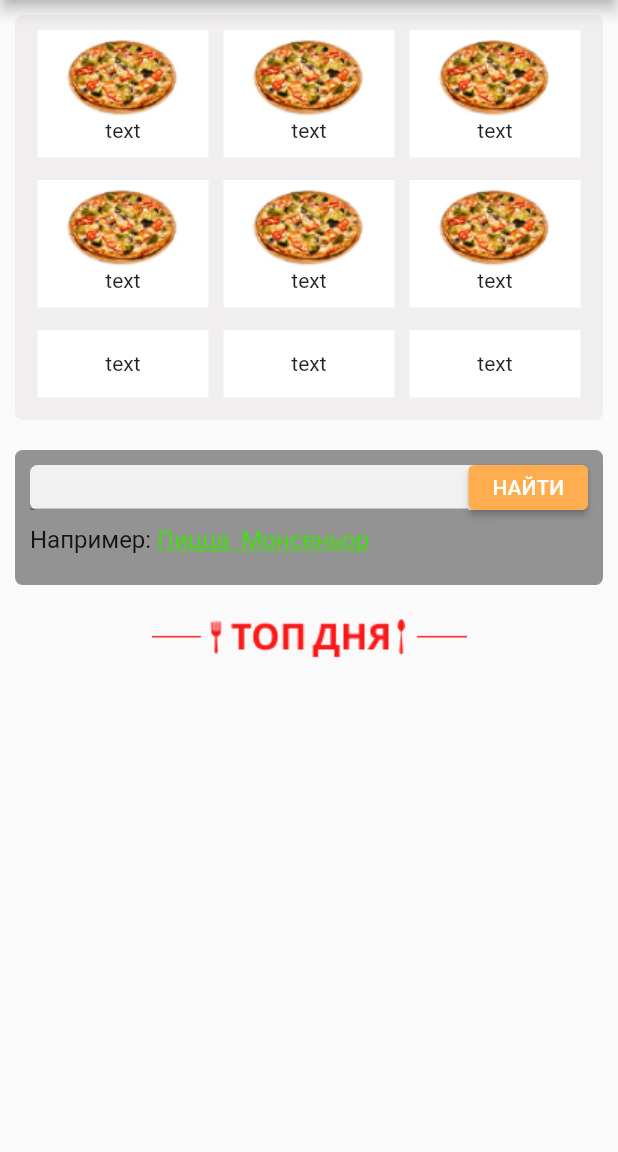
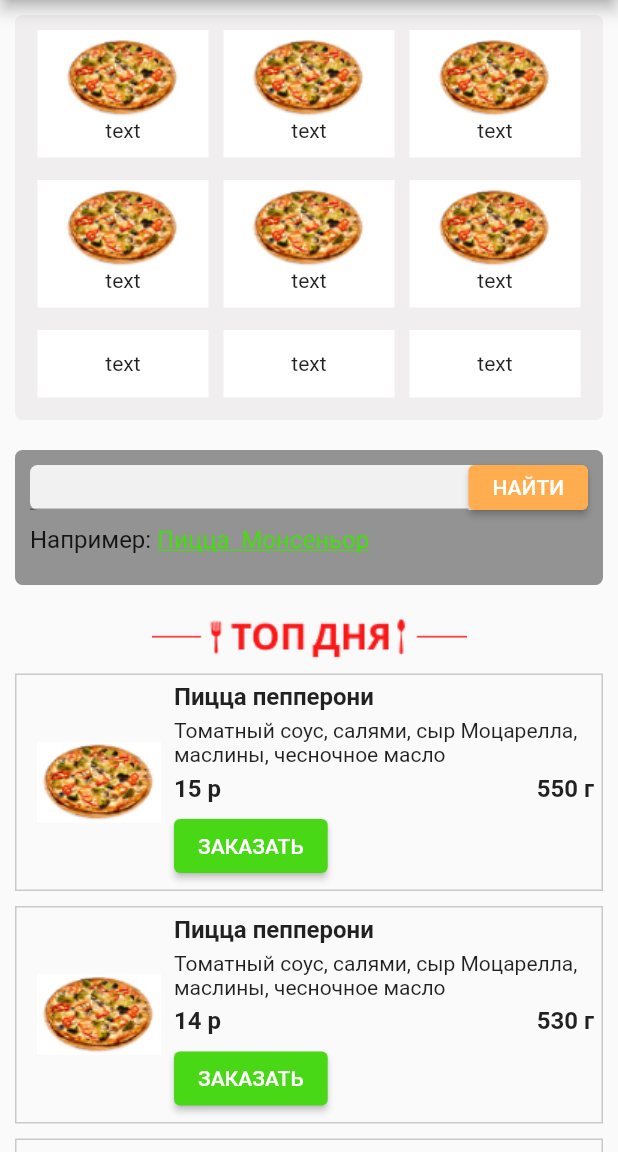
Before and after one commit to DroidWorker/RestaurantBase, a Flutter app: the screen it shows after launch, on a phone screen of 412 x 824 dp, the part 84-1236 px from its top. Run offline on Flutter 3.47's test engine with Material 2 defaults, Android fonts, the phone set to English and light mode, and no system bars.

Commit message:
revieweScreen

```diff
--- a/lib/presentation/home.dart
+++ b/lib/presentation/home.dart
@@ -1,6 +1,8 @@
 import 'package:flutter/material.dart';
 import 'package:restaurant/presentation/menuTop.dart';
+import 'package:restaurant/presentation/reviewScreen.dart';
 import 'package:restaurant/presentation/searchBox.dart';
+import 'package:restaurant/presentation/topItem.dart';
 
 class Home extends StatefulWidget {
   @override
@@ -8,6 +10,15 @@ class Home extends StatefulWidget {
 }
 
 class _HomeState extends State<Home> {
+  int screen = 0;
+  //0-main screen
+  //1-review screen
+  //2-about screen
+  //3-menu screen
+  //4-details screen
+  //5-order screen
+  //6-authorisation/registration screen
+
   @override
   Widget build(BuildContext context) {
     return Scaffold(
@@ -16,7 +27,12 @@ class _HomeState extends State<Home> {
         automaticallyImplyLeading: false,
 
         title: Row(children: [
-          Image.asset("assets/images/logo.png"),
+          GestureDetector(
+              child: Image.asset("assets/images/logo.png"),
+            onTap: (){setState(() {
+              screen=0;
+            });},
+          ),
           const SizedBox(width: 25),
           Column(
               children:const [
@@ -46,22 +62,47 @@ class _HomeState extends State<Home> {
         ],
         backgroundColor: Colors.black,
       ),
-      body: Container(
-        padding: const EdgeInsets.all(10),
+      body:
+          screen == 0? Container(
+            padding: const EdgeInsets.fromLTRB(10, 10, 10, 0),
+            child: SingleChildScrollView(
               child: Column(
                 children: [
                   menuTopWidget(),
                   const SizedBox(height: 20),
                   searchBoxWidget(),
                   const SizedBox(height: 20),
-            Image.asset("assets/images/topofday.png")
-
+                  Image.asset("assets/images/topofday.png"),
+                  const SizedBox(height: 10),
+                  const topItemWidget(topName: "Пицца пепперони", compound: "Томатный соус, салями, сыр Моцарелла, маслины, чесночное масло", price: "15 p", weight: "550 г", imgPath: "assets/images/image.png",),
+                  const SizedBox(height: 10),
+                  const topItemWidget(topName: "Пицца пепперони", compound: "Томатный соус, салями, сыр Моцарелла, маслины, чесночное масло", price: "14 p", weight: "530 г", imgPath: "assets/images/image.png",),
+                  const SizedBox(height: 10),
+                  const topItemWidget(topName: "Пицца пепперони", compound: "Томатный соус, салями, сыр Моцарелла, маслины, чесночное масло", price: "20 p", weight: "560 г", imgPath: "assets/images/image.png",),
+                  const SizedBox(height: 10),
+                  const topItemWidget(topName: "Пицца пепперони", compound: "Томатный соус, салями, сыр Моцарелла, маслины, чесночное масло", price: "17 p", weight: "650 г", imgPath: "assets/images/image.png",),
+                  const SizedBox(height: 10),
+                  const topItemWidget(topName: "Пицца пепперони", compound: "Томатный соус, салями, сыр Моцарелла, маслины, чесночное масло", price: "16 p", weight: "440 г", imgPath: "assets/images/image.png",),
+                  const SizedBox(height: 10)
                 ],
               ),
             ),
+          ) : screen==1? ReviewScreenWidget(
+
+          ): screen==2? const SizedBox.shrink(
+
+          ): screen==3? const SizedBox.shrink(
+
+          ): screen==4? const SizedBox.shrink(
+
+          ): screen==5? const SizedBox.shrink(
+
+          ): screen==6? const SizedBox.shrink(
+
+          ): const SizedBox.shrink(),
       drawer: Drawer(
         child: Padding(
-            padding: EdgeInsets.all(10),
+            padding: const EdgeInsets.all(10),
             child: Column(
               children: [
                 const SizedBox(
@@ -75,7 +116,7 @@ class _HomeState extends State<Home> {
                       border: Border.all(
                         color: const Color.fromARGB(255, 72, 216, 22),
                       ),
-                      borderRadius: BorderRadius.all(Radius.circular(5))
+                      borderRadius: const BorderRadius.all(const Radius.circular(5))
                   ),
                   child: const Text(
                     "+375 29 481 1 148",
@@ -93,15 +134,15 @@ class _HomeState extends State<Home> {
                     Expanded(
                         child: ElevatedButton(
                         onPressed: (){},
-                        child: Text("ВОЙТИ"),
+                        child: const Text("ВОЙТИ"),
                         style: ElevatedButton.styleFrom(primary: const Color.fromARGB(255, 255, 173, 78)),
                         )
                     ),
-                    SizedBox(width: 20,),
+                    const SizedBox(width: 20,),
                     Expanded(
                     child: ElevatedButton(
                         onPressed: (){},
-                        child: Text("РЕГИСТРАЦИЯ"),
+                        child: const Text("РЕГИСТРАЦИЯ"),
                         style: ElevatedButton.styleFrom(primary: const Color.fromARGB(255, 72, 216, 22)),
                         )
                     )
@@ -132,15 +173,17 @@ class _HomeState extends State<Home> {
                     Expanded(
                         child: ElevatedButton(
                           onPressed: (){},
-                          child: Text("ОТЗЫВЫ"),
+                          child: const Text("ОТЗЫВЫ"),
                           style: ElevatedButton.styleFrom(primary: const Color.fromARGB(255, 72, 216, 22)),
                         )
                     ),
-                    SizedBox(width: 20,),
+                    const SizedBox(width: 20,),
                     Expanded(
                         child: ElevatedButton(
-                          onPressed: (){},
-                          child: Text("О НАС "),
+                          onPressed: (){setState(() {
+                            screen=1;
+                          });},
+                          child: const Text("О НАС "),
                           style: ElevatedButton.styleFrom(primary: const Color.fromARGB(255, 72, 216, 22)),
                         )
                     )
--- a/lib/presentation/topItem.dart
+++ b/lib/presentation/topItem.dart
@@ -1,27 +1,47 @@
-import 'package:flutter/cupertino.dart';
 import 'package:flutter/material.dart';
 
 class topItemWidget extends StatelessWidget{
+  final String topName;
+  final String compound;
+  final String price;
+  final String weight;
+  final String imgPath;
+  const topItemWidget({Key? key, required this.topName, required this.compound, required this.price, required this.weight, required this.imgPath}) : super();
+
   @override
   Widget build(BuildContext context) {
-    return Row(
+    return Container(
+      padding: const EdgeInsets.all(5),
+      decoration: BoxDecoration(
+        border: Border.all(
+          color: const Color.fromARGB(153, 170, 170, 170)
+        )
+      ),
+        child: Row(
+          crossAxisAlignment: CrossAxisAlignment.center,
           children: [
-        Image.asset("assets/images/image.png"),
-        Column(
+            Image.asset(imgPath, width: 100),
+            Expanded(child: Column(
+              crossAxisAlignment: CrossAxisAlignment.start,
               children: [
-            const Text("Пицца пепперони"),
-            const Text("Томатный соус, салями, сыр Моцарелла, маслины, чесночное масло"),
+                Text(topName, style: TextStyle(fontWeight: FontWeight.bold, fontSize: 16)),
+                const SizedBox(height: 5),
+                Text(compound),
+                const SizedBox(height: 5),
                 Row(
+                  mainAxisAlignment: MainAxisAlignment.spaceBetween,
                   children: [
-                Text("15 р"),
-                Text("550 г")
+                    Text(price, style: TextStyle(fontWeight: FontWeight.bold, fontSize: 16)),
+                    Text(weight, style: TextStyle(fontWeight: FontWeight.bold, fontSize: 16))
                   ],
                 ),
+                const SizedBox(height: 5),
                 ElevatedButton(onPressed: (){}, child: const Text("ЗАКАЗАТЬ"), style: ElevatedButton.styleFrom(primary: const Color.fromARGB(255, 72, 216, 22)),)
               ],
             )
+            )
           ],
-    );
+    ));
   }
 
 }
```
Also changed, not shown: lib/presentation/reviewScreen.dart (added, +48 -0 lines), assets/images/reviewImage.png (added). Lines whose indentation alone changed are shown as unchanged.
